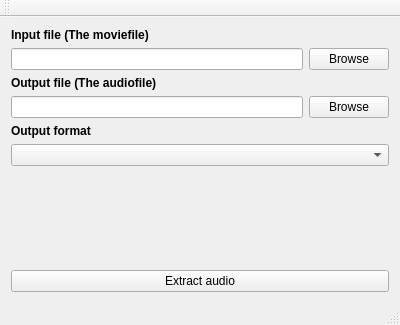
Old version of the form mainwindow.ui in the repository froksen/FAudioExtractor.
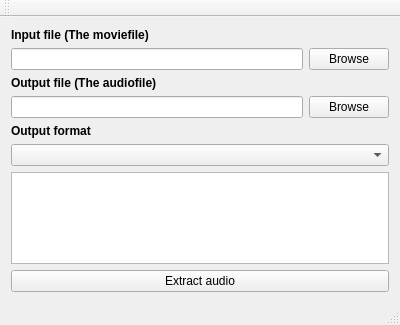
New version of the form.

Commit message: Fixed so the "process class" has a signal that lets the gui know that stderr or stdout has been updated

```diff
--- a/mainwindow.ui
+++ b/mainwindow.ui
@@ -97,6 +97,9 @@
       </item>
      </layout>
     </item>
+    <item>
+     <widget class="QTextEdit" name="textEdit"/>
+    </item>
     <item>
      <spacer name="verticalSpacer">
       <property name="orientation">
```
The commit also changes 3 other files.
